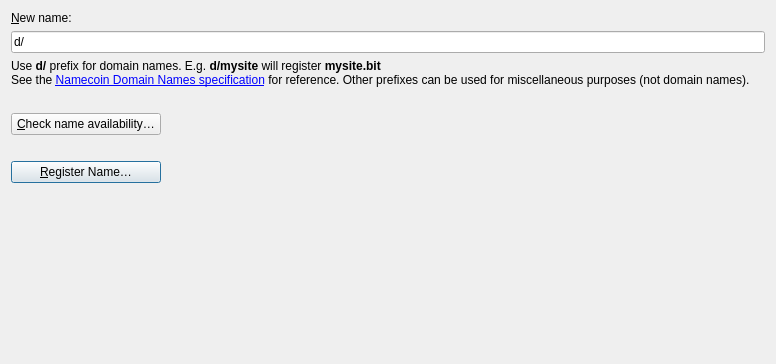
sevenrats/electrum-nmc, file electrum_nmc/electrum/gui/qt/forms/buynamespage.ui: the form before one commit.
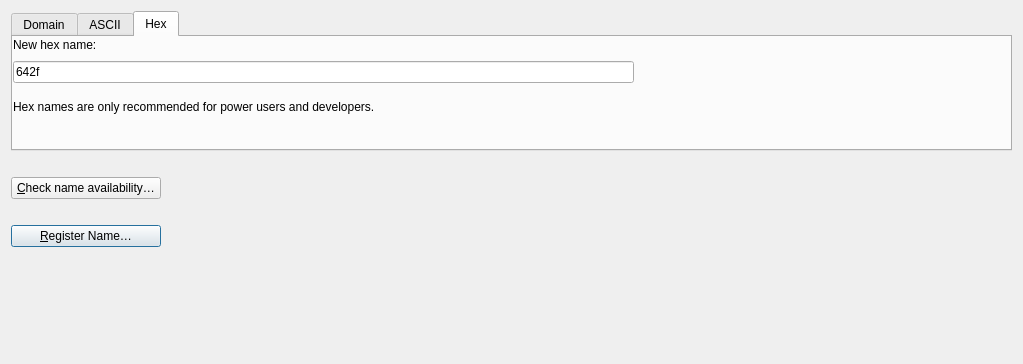
The form after the commit. The open tabs and pages were chosen to show the change. Icons and pictures are not drawn. Custom widgets are drawn as their Qt base class.

Commit message:
Support binary encoding of names in Electrum-NMC GUI
Support binary encoding of names in Electrum-NMC GUI (exposed as hex in GUI)

```diff
--- a/electrum_nmc/electrum/gui/qt/forms/buynamespage.ui
+++ b/electrum_nmc/electrum/gui/qt/forms/buynamespage.ui
@@ -6,7 +6,7 @@
    <rect>
     <x>0</x>
     <y>0</y>
-    <width>776</width>
+    <width>1023</width>
     <height>364</height>
    </rect>
   </property>
@@ -29,7 +29,35 @@
      -->
      <layout class="QVBoxLayout" name="verticalLayout">
       <item>
-       <widget class="QLabel" name="label_4">
+    <widget class="QTabWidget" name="tabWidget">
+     <property name="minimumSize">
+      <size>
+       <width>0</width>
+       <height>140</height>
+      </size>
+     </property>
+     <property name="maximumSize">
+      <size>
+       <width>16777213</width>
+       <height>150</height>
+      </size>
+     </property>
+     <property name="currentIndex">
+      <number>0</number>
+     </property>
+     <widget class="QWidget" name="domain_name">
+      <attribute name="title">
+       <string>Domain</string>
+      </attribute>
+      <widget class="QLabel" name="domainLabel">
+       <property name="geometry">
+        <rect>
+         <x>0</x>
+         <y>0</y>
+         <width>211</width>
+         <height>16</height>
+        </rect>
+       </property>
         <property name="sizePolicy">
          <sizepolicy hsizetype="Preferred" vsizetype="Maximum">
           <horstretch>0</horstretch>
@@ -37,28 +65,98 @@
          </sizepolicy>
         </property>
         <property name="text">
-         <string>&amp;New name:</string>
+        <string>New domain name:</string>
         </property>
         <property name="alignment">
          <set>Qt::AlignLeading|Qt::AlignLeft|Qt::AlignVCenter</set>
         </property>
-        <property name="buddy">
-         <cstring>registerName</cstring>
-        </property>
-       </widget>
-      </item>
-      <item>
-       <widget class="QValidatedLineEdit" name="registerName">
-        <property name="toolTip">
-         <string>Enter a name to register it.</string>
-        </property>
+      </widget>
+      <widget class="QLabel" name="label_5">
+       <property name="geometry">
+        <rect>
+         <x>0</x>
+         <y>50</y>
+         <width>1005</width>
+         <height>41</height>
+        </rect>
+       </property>
+       <property name="sizePolicy">
+        <sizepolicy hsizetype="Preferred" vsizetype="Preferred">
+         <horstretch>0</horstretch>
+         <verstretch>0</verstretch>
+        </sizepolicy>
+       </property>
+       <property name="text">
+        <string>&lt;html&gt;&lt;head/&gt;&lt;body&gt;&lt;p&gt;E.g. &lt;span style=&quot; font-weight:600;&quot;&gt;mysite.bit&lt;/span&gt;&lt;/p&gt;&lt;/body&gt;&lt;/html&gt;</string>
+       </property>
+       <property name="textFormat">
+        <enum>Qt::RichText</enum>
+       </property>
+       <property name="wordWrap">
+        <bool>true</bool>
+       </property>
+       <property name="openExternalLinks">
+        <bool>true</bool>
+       </property>
+      </widget>
+      <widget class="QWidget" name="layoutWidget_3">
+       <property name="geometry">
+        <rect>
+         <x>0</x>
+         <y>20</y>
+         <width>621</width>
+         <height>31</height>
+        </rect>
+       </property>
+       <layout class="QVBoxLayout" name="verticalLayout_3">
+        <item>
+         <widget class="QValidatedLineEdit" name="registerNameDomain">
         <property name="text">
-         <string>d/</string>
-        </property>
-       </widget>
-      </item>
-      <item>
+           <string/>
+          </property>
+          <property name="placeholderText">
+           <string/>
+          </property>
+         </widget>
+        </item>
+       </layout>
+      </widget>
+     </widget>
+     <widget class="QWidget" name="ASCII_name">
+      <attribute name="title">
+       <string>ASCII</string>
+      </attribute>
+      <widget class="QLabel" name="asciiLabel">
+       <property name="geometry">
+        <rect>
+         <x>0</x>
+         <y>0</y>
+         <width>211</width>
+         <height>16</height>
+        </rect>
+       </property>
+       <property name="sizePolicy">
+        <sizepolicy hsizetype="Preferred" vsizetype="Maximum">
+         <horstretch>0</horstretch>
+         <verstretch>0</verstretch>
+        </sizepolicy>
+       </property>
+       <property name="text">
+        <string>New ASCII name:</string>
+       </property>
+       <property name="alignment">
+        <set>Qt::AlignLeading|Qt::AlignLeft|Qt::AlignVCenter</set>
+       </property>
+      </widget>
        <widget class="QLabel" name="label">
+       <property name="geometry">
+        <rect>
+         <x>0</x>
+         <y>50</y>
+         <width>621</width>
+         <height>61</height>
+        </rect>
+       </property>
         <property name="sizePolicy">
          <sizepolicy hsizetype="Preferred" vsizetype="Preferred">
           <horstretch>0</horstretch>
@@ -78,6 +176,107 @@
          <bool>true</bool>
         </property>
        </widget>
+      <widget class="QWidget" name="layoutWidget">
+       <property name="geometry">
+        <rect>
+         <x>0</x>
+         <y>20</y>
+         <width>621</width>
+         <height>31</height>
+        </rect>
+       </property>
+       <layout class="QVBoxLayout" name="verticalLayout_1">
+        <item>
+         <widget class="QValidatedLineEdit" name="registerNameAscii">
+          <property name="text">
+           <string>d/</string>
+          </property>
+          <property name="placeholderText">
+           <string/>
+          </property>
+         </widget>
+        </item>
+       </layout>
+      </widget>
+     </widget>
+     <widget class="QWidget" name="hexadecimal_name">
+      <attribute name="title">
+       <string>Hex</string>
+      </attribute>
+      <widget class="QLabel" name="hexLabel">
+       <property name="geometry">
+        <rect>
+         <x>0</x>
+         <y>0</y>
+         <width>211</width>
+         <height>16</height>
+        </rect>
+       </property>
+       <property name="sizePolicy">
+        <sizepolicy hsizetype="Preferred" vsizetype="Maximum">
+         <horstretch>0</horstretch>
+         <verstretch>0</verstretch>
+        </sizepolicy>
+       </property>
+       <property name="text">
+        <string>New hex name:</string>
+       </property>
+       <property name="alignment">
+        <set>Qt::AlignLeading|Qt::AlignLeft|Qt::AlignVCenter</set>
+       </property>
+      </widget>
+      <widget class="QLabel" name="label_6">
+       <property name="geometry">
+        <rect>
+         <x>0</x>
+         <y>50</y>
+         <width>1005</width>
+         <height>41</height>
+        </rect>
+       </property>
+       <property name="sizePolicy">
+        <sizepolicy hsizetype="Preferred" vsizetype="Preferred">
+         <horstretch>0</horstretch>
+         <verstretch>0</verstretch>
+        </sizepolicy>
+       </property>
+       <property name="text">
+        <string>&lt;html&gt;&lt;head/&gt;&lt;body&gt;&lt;p&gt;Hex names are only recommended for power users and developers.&lt;/p&gt;&lt;/body&gt;&lt;/html&gt;</string>
+       </property>
+       <property name="textFormat">
+        <enum>Qt::RichText</enum>
+       </property>
+       <property name="wordWrap">
+        <bool>true</bool>
+       </property>
+       <property name="openExternalLinks">
+        <bool>true</bool>
+       </property>
+      </widget>
+      <widget class="QWidget" name="layoutWidget_2">
+       <property name="geometry">
+        <rect>
+         <x>0</x>
+         <y>20</y>
+         <width>621</width>
+         <height>31</height>
+        </rect>
+       </property>
+       <layout class="QVBoxLayout" name="verticalLayout_2">
+        <item>
+         <widget class="QValidatedLineEdit" name="registerNameHex">
+          <property name="text">
+           <string>642f</string>
+          </property>
+          <property name="placeholderText">
+           <string/>
+          </property>
+         </widget>
+        </item>
+       </layout>
+      </widget>
+     </widget>
+    </widget>
       </item>
       <item>
        <widget class="QLabel" name="previewLabel">
```
Left out of the diff: 11 changed lines with no effect on the pictures. Lines whose indentation alone changed are shown as unchanged. The commit also changes 2 other files.
